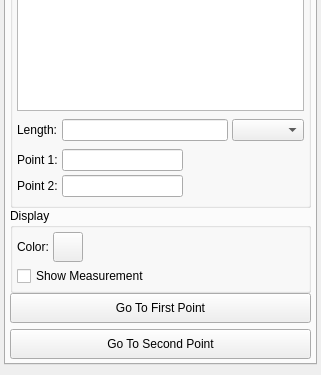
Qt form src/Interface/ToolInterface/MeasurementToolInterface.ui (SCIInstitute/Seg3D) before a commit; both pictures show x 0 to 321 and y 198 to 573 of the 321 by 573 pixel window.
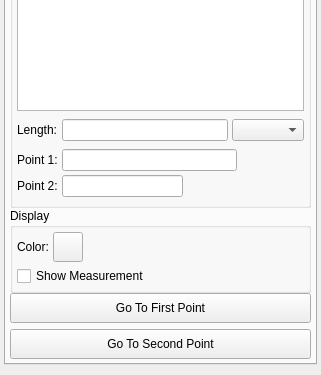
The same form after that commit. Custom widgets are drawn as their Qt base class.

Commit message: Text box sizing

The edit to the form file:
```diff
--- a/src/Interface/ToolInterface/MeasurementToolInterface.ui
+++ b/src/Interface/ToolInterface/MeasurementToolInterface.ui
@@ -779,6 +779,12 @@
                          </item>
                          <item>
                           <widget class="QLineEdit" name="p0_value_">
+                           <property name="minimumSize">
+                            <size>
+                             <width>175</width>
+                             <height>0</height>
+                            </size>
+                           </property>
                            <property name="readOnly">
                             <bool>true</bool>
                            </property>
```
